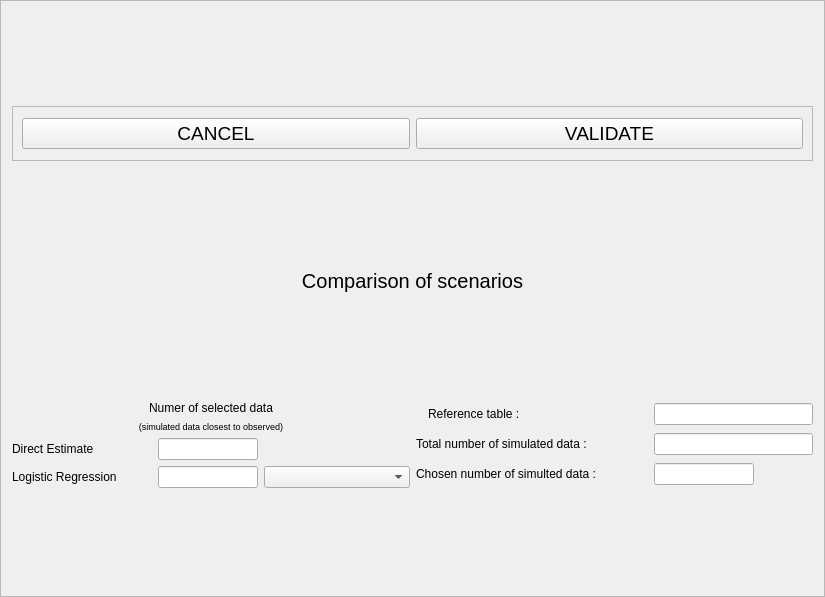
The window that python_interface/uis/comparison.ui (cbgp/diyabc) describes before a commit, drawn with Qt 5.
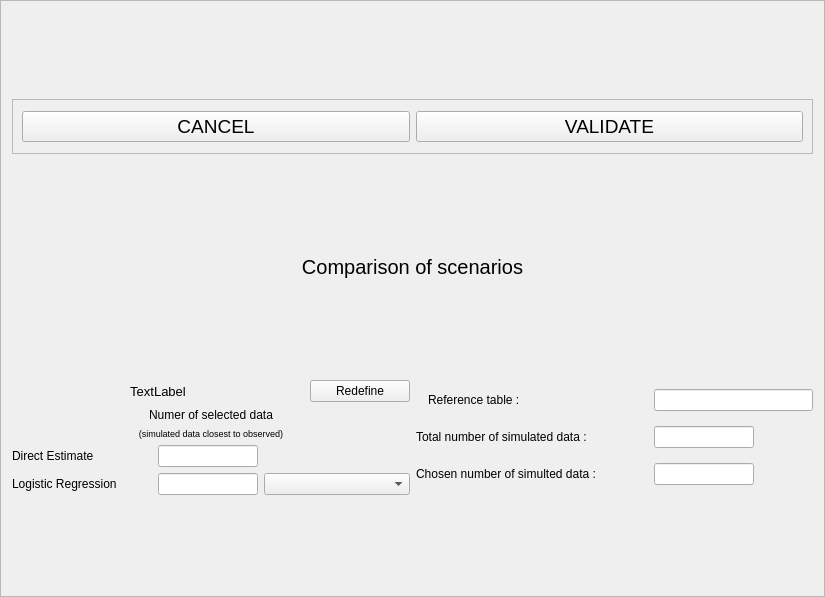
The same window after the commit.

Commit message: redefine scenario choice for comparison and estimation

```diff
--- a/python_interface/uis/comparison.ui
+++ b/python_interface/uis/comparison.ui
@@ -117,6 +117,56 @@
     <layout class="QHBoxLayout" name="horizontalLayout">
      <item>
       <layout class="QVBoxLayout" name="verticalLayout">
+       <item>
+        <layout class="QHBoxLayout" name="horizontalLayout_2">
+         <item>
+          <widget class="QLabel" name="scenariosLabel">
+           <property name="minimumSize">
+            <size>
+             <width>0</width>
+             <height>20</height>
+            </size>
+           </property>
+           <property name="maximumSize">
+            <size>
+             <width>16777215</width>
+             <height>20</height>
+            </size>
+           </property>
+           <property name="font">
+            <font>
+             <pointsize>10</pointsize>
+            </font>
+           </property>
+           <property name="text">
+            <string>TextLabel</string>
+           </property>
+           <property name="alignment">
+            <set>Qt::AlignCenter</set>
+           </property>
+          </widget>
+         </item>
+         <item>
+          <widget class="QPushButton" name="redefButton">
+           <property name="minimumSize">
+            <size>
+             <width>100</width>
+             <height>0</height>
+            </size>
+           </property>
+           <property name="maximumSize">
+            <size>
+             <width>100</width>
+             <height>16777215</height>
+            </size>
+           </property>
+           <property name="text">
+            <string>Redefine</string>
+           </property>
+          </widget>
+         </item>
+        </layout>
+       </item>
        <item>
         <widget class="QLabel" name="label_2">
          <property name="text">
@@ -262,7 +312,20 @@
         </widget>
        </item>
        <item row="3" column="3">
-        <widget class="QLineEdit" name="totNumSimEdit"/>
+        <widget class="QLineEdit" name="totNumSimEdit">
+         <property name="minimumSize">
+          <size>
+           <width>100</width>
+           <height>0</height>
+          </size>
+         </property>
+         <property name="maximumSize">
+          <size>
+           <width>100</width>
+           <height>16777215</height>
+          </size>
+         </property>
+        </widget>
        </item>
        <item row="4" column="3">
         <widget class="QLineEdit" name="lineEdit_3">
```
The commit also changes 6 other files.
